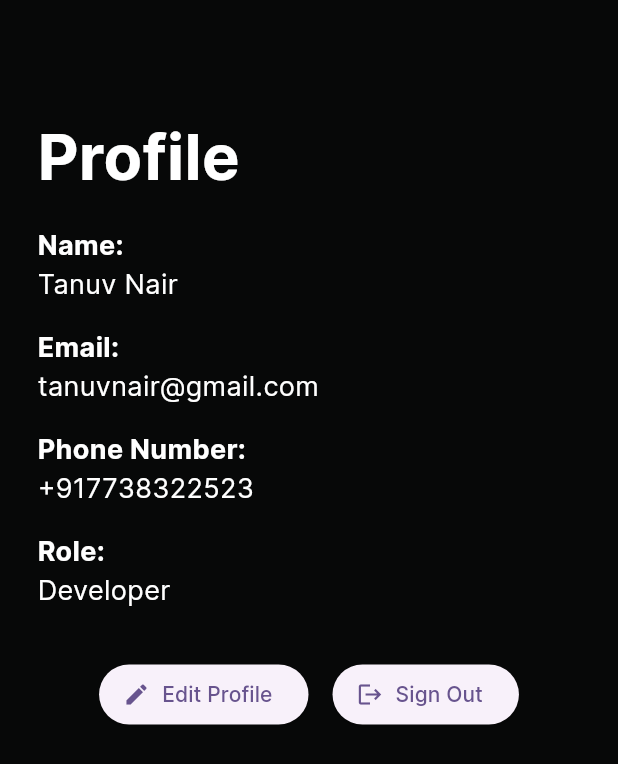
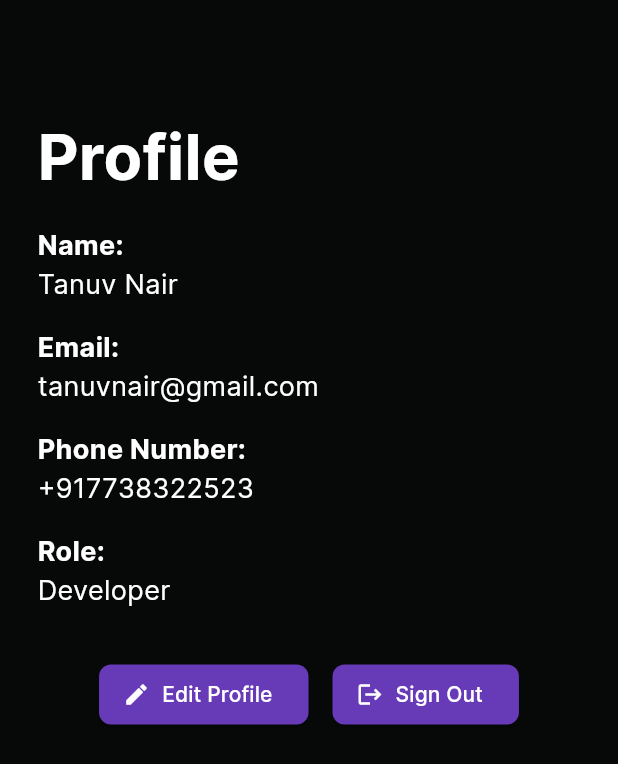
Before and after one commit to tanuvnair/flutter-heimdall, a Flutter app: the ProfilePage screen opened directly, on a phone screen of 412 x 824 dp. Shown: the top 764 px of the screen. Run offline on Flutter 3.47's test engine with Material 3 defaults, Android fonts, the light colour scheme and no system bars; our stand-ins replace firebase_core; accounts and stored records are empty.

Commit message:
Changed Profile Buttons

```diff
--- a/lib/dashboard_page.dart
+++ b/lib/dashboard_page.dart
@@ -92,24 +92,40 @@ class ProfilePage extends StatelessWidget {
               children: [
                 ElevatedButton.icon(
                   onPressed: () {
-                    // Navigate to edit profile page
                   },
-                  icon: Icon(Icons.edit),
-                  label: Text('Edit Profile'),
+                  style: ElevatedButton.styleFrom(
+                    primary: Colors.deepPurple, // Set button background color to deepPurple
+                    onPrimary: Colors.white, // Set button text color to white
+                    shape: RoundedRectangleBorder(borderRadius: BorderRadius.circular(8)), // Add rounded corners to button
+                  ),
+                  icon: Icon(Icons.edit), // Add icon to button
+                  label: Text(
+                    'Edit Profile',
+                    style: TextStyle(color: Colors.white), // Set text color to white
+                  ),
                 ),
+
                 SizedBox(width: 16),
                 ElevatedButton.icon(
                   onPressed: () {
-                    // Sign out
+                    // Sign Out
                     Navigator.push(
                       context,
                       MaterialPageRoute(builder: (context) => LandingPage()),
                     );
+                  },
+                  style: ElevatedButton.styleFrom(
+                    primary: Colors.deepPurple, // Set button background color to deepPurple
+                    onPrimary: Colors.white, // Set button text color to white
+                    shape: RoundedRectangleBorder(borderRadius: BorderRadius.circular(8)), // Add rounded corners to button
+                  ),
+                  icon: Icon(Icons.logout), // Add icon to button
+                  label: Text(
+                    'Sign Out',
+                    style: TextStyle(color: Colors.white), // Set text color to white
+                  ),
+                ),
 
-                  },
-                  icon: Icon(Icons.logout),
-                  label: Text('Sign Out'),
-                ),
               ],
             ),
           ],
```
Also changed, not shown: lib/sign_in_page.dart (+7 -6 lines).
